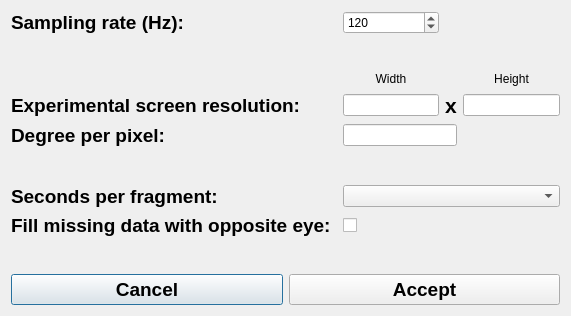
This is DialogConfig.ui in jamesalvarez/grafix-coder as Qt 5 draws it before an edit. The edited form follows.
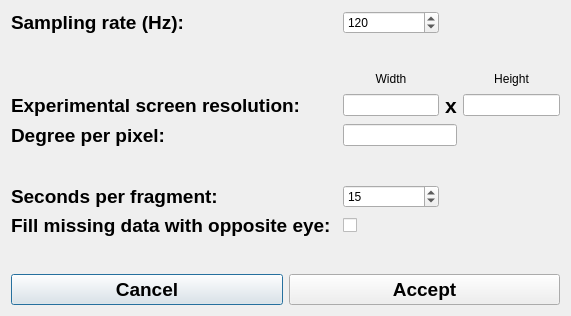
This is the edited form.

Commit message: spin box for secs per fragment

The edit to the form file:
```diff
--- a/DialogConfig.ui
+++ b/DialogConfig.ui
@@ -40,13 +40,6 @@
      </property>
     </widget>
    </item>
-   <item row="6" column="2" colspan="3">
-    <widget class="QComboBox" name="combo_secsSegment">
-     <property name="toolTip">
-      <string>The number of seconds worth of data for each segment of display.</string>
-     </property>
-    </widget>
-   </item>
    <item row="4" column="2" colspan="2">
     <widget class="QLineEdit" name="tDegreePerPixel">
      <property name="toolTip">
@@ -252,6 +245,19 @@
      </property>
     </widget>
    </item>
+   <item row="6" column="2">
+    <widget class="QSpinBox" name="spinBoxFragment">
+     <property name="minimum">
+      <number>10</number>
+     </property>
+     <property name="maximum">
+      <number>30</number>
+     </property>
+     <property name="value">
+      <number>15</number>
+     </property>
+    </widget>
+   </item>
   </layout>
  </widget>
  <resources/>
```
The commit also changes 3 other files.
